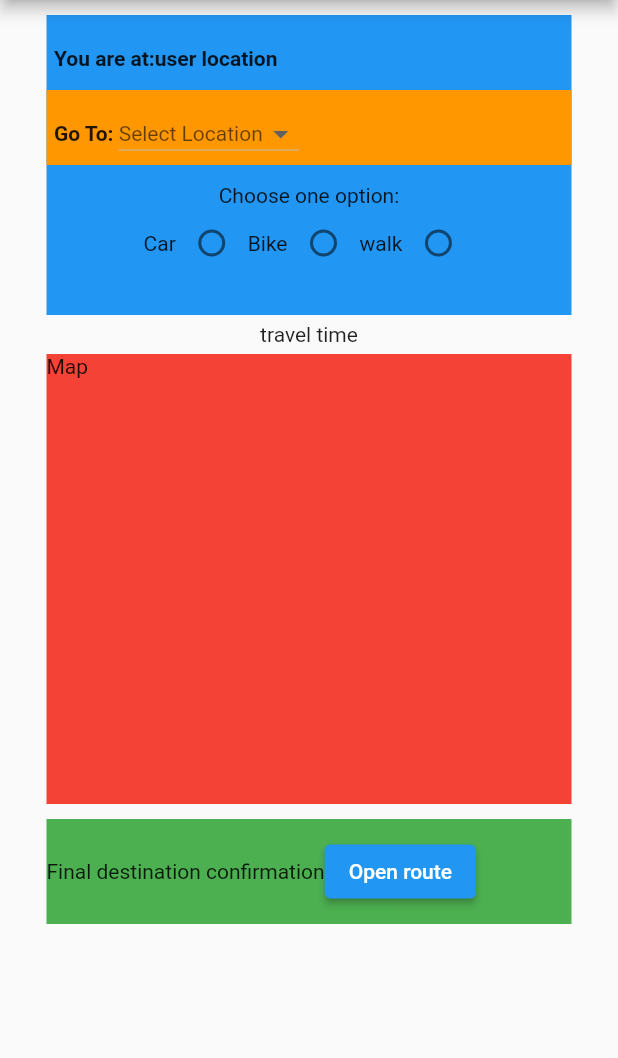
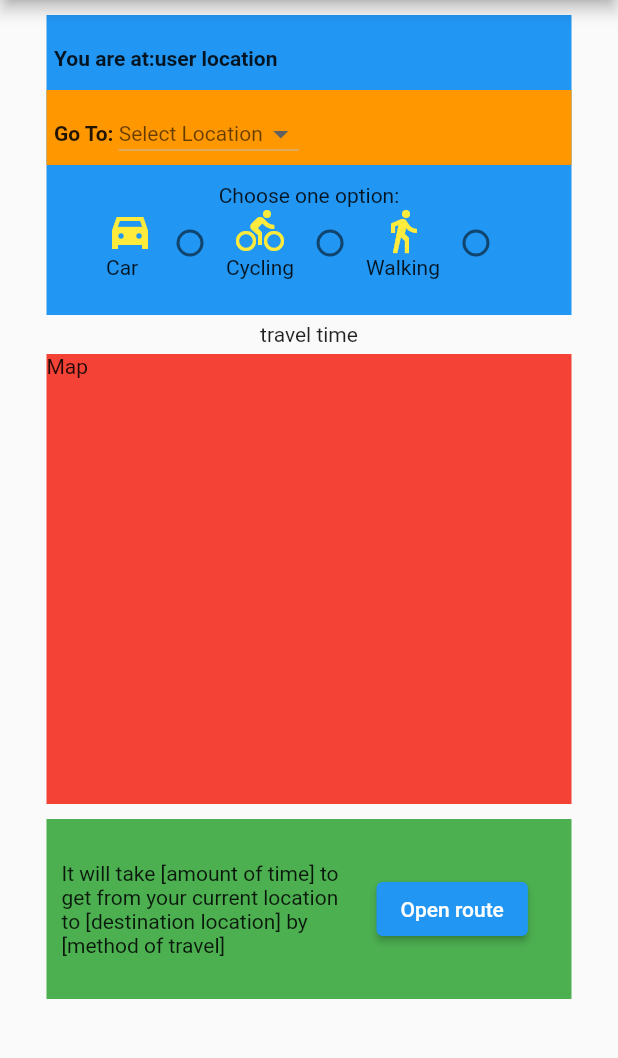
Before and after one commit to RIT-New-Media-Capstone/ARchitect-ARrow, a Flutter app: the screen it shows after launch, on a phone screen of 412 x 824 dp, the part 84-1142 px from its top. Run offline on Flutter 3.47's test engine with Material 2 defaults, Android fonts, the phone set to English and light mode, and no system bars.

Commit message:
further styling and comments to Containers

```diff
--- a/arrow/lib/main.dart
+++ b/arrow/lib/main.dart
@@ -57,7 +57,7 @@ class _MyHomePageState extends State<MyHomePage> {
           mainAxisAlignment: MainAxisAlignment.start,
           crossAxisAlignment: CrossAxisAlignment.center,
           children: <Widget>[
-            Container(
+            Container(//location and destination section
               height: 200,
               width: 350,
               margin: const EdgeInsets.fromLTRB(10, 10, 10, 5),
@@ -66,7 +66,7 @@ class _MyHomePageState extends State<MyHomePage> {
                 mainAxisAlignment: MainAxisAlignment.start,
                 crossAxisAlignment: CrossAxisAlignment.center,
                 children: <Widget>[
-                  Container(
+                  Container(//display user's current location
                       height: 50,
                       width: 350,
                       padding: const EdgeInsets.fromLTRB(5, 10, 10, 2),
@@ -83,10 +83,9 @@ class _MyHomePageState extends State<MyHomePage> {
                           ),
                         ],
                       )),
-                  Container(
+                  Container(//user choose where to go
                       height: 50,
                       width: 350,
-
                       padding: const EdgeInsets.fromLTRB(5, 10, 10, 2),
                       margin: const EdgeInsets.fromLTRB(0, 0, 0, 12),
                       color: Colors.orange,
@@ -95,7 +94,8 @@ class _MyHomePageState extends State<MyHomePage> {
                         children: [
                           const Text(
                             'Go To: ',
-                            style: TextStyle(fontWeight: FontWeight.bold), textWidthBasis: TextWidthBasis.parent,
+                            style: TextStyle(fontWeight: FontWeight.bold),
+                            textWidthBasis: TextWidthBasis.parent,
                           ),
                           DropdownButton<Locations>(
                             value: _selectedLocation,
@@ -117,42 +117,83 @@ class _MyHomePageState extends State<MyHomePage> {
                           ),
                         ],
                       )),
-                  Column(
+                  Column(//user choose how to go
                     mainAxisAlignment: MainAxisAlignment.start,
                     crossAxisAlignment: CrossAxisAlignment.center,
-
                     children: <Widget>[
                       Text('Choose one option:'),
                       Row(
                         mainAxisAlignment: MainAxisAlignment.center,
                         children: <Widget>[
-                          Text('Car'),
+                          Column(
+                            mainAxisAlignment: MainAxisAlignment.center,
+                            crossAxisAlignment: CrossAxisAlignment.start,
+                            children: <Widget>[
+                              Icon(
+                                Icons.directions_car_filled_sharp,
+                                color: Colors.yellow,
+                                size: 32.0,
+                                semanticLabel: 'Travel by car',
+                              ),
+                              Text("Car")
+                            ],
+                          ),
                           Radio<String>(
                             value: 'driving',
                             groupValue: _selectedOption,
                             onChanged: (String? value) {
                               setState(() {
                                 _selectedOption = value;
+                                debugPrint(
+                                    'Method of travel: ${_selectedOption}');
                               });
                             },
                           ),
-                          Text('Bike'),
+                          Column(
+                            mainAxisAlignment: MainAxisAlignment.center,
+                            crossAxisAlignment: CrossAxisAlignment.center,
+                            children: <Widget>[
+                              Icon(
+                                Icons.directions_bike_outlined,
+                                color: Colors.yellow,
+                                size: 32.0,
+                                semanticLabel: 'Travel by Bike',
+                              ),
+                              Text("Cycling")
+                            ],
+                          ),
                           Radio<String>(
                             value: 'cycling',
                             groupValue: _selectedOption,
                             onChanged: (String? value) {
                               setState(() {
                                 _selectedOption = value;
+                                debugPrint(
+                                    'Method of travel: ${_selectedOption}');
                               });
                             },
                           ),
-                          Text('walk'),
+                          Column(
+                            mainAxisAlignment: MainAxisAlignment.start,
+                            crossAxisAlignment: CrossAxisAlignment.center,
+                            children: <Widget>[
+                              Icon(
+                                Icons.directions_walk_outlined,
+                                color: Colors.yellow,
+                                size: 32.0,
+                                semanticLabel: 'Travel by foot',
+                              ),
+                              Text("Walking")
+                            ],
+                          ),
                           Radio<String>(
                             value: 'walking',
                             groupValue: _selectedOption,
                             onChanged: (String? value) {
                               setState(() {
                                 _selectedOption = value;
+                                debugPrint(
+                                    'Method of travel: ${_selectedOption}');
                               });
                             },
                           ),
@@ -163,10 +204,10 @@ class _MyHomePageState extends State<MyHomePage> {
                 ],
               ),
             ),
-            const Text(
+            const Text(//display travel time
               'travel time',
             ),
-            Container(
+            Container(//display mapbox map(with route?)
               height: 300,
               width: 350,
               margin: const EdgeInsets.fromLTRB(10, 5, 10, 5),
@@ -175,16 +216,21 @@ class _MyHomePageState extends State<MyHomePage> {
                 'Map',
               ),
             ),
-            Container(
-                height: 70,
+            Container(//display the complete inforfamtion for the users location/destination, an give the button prompt to open the ar camera
+                height: 120,
                 width: 350,
                 margin: const EdgeInsets.fromLTRB(10, 5, 10, 5),
                 color: Colors.green,
                 child: Row(
                   children: [
-                    const Text(
-                      'Final destination confirmation',
+                    Container(
+                      width:200,
+                      margin: const EdgeInsets.fromLTRB(10, 5, 10, 5),
+                      child:const Text(
+                      'It will take [amount of time] to get from your current location to [destination location] by [method of travel]',
+                    )
                     ),
+
                     ElevatedButton(
                       onPressed: () {},
                       child: const Text('Open route'),
```
